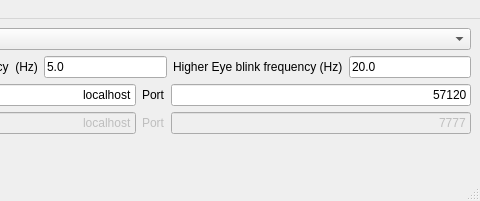
This is mainwindow.ui in lucastelnovo/mindwave-supercollider as Qt 5 draws it before an edit; both pictures show x 379 to 859 and y 0 to 201 of the 859 by 201 pixel window. The edited form follows.
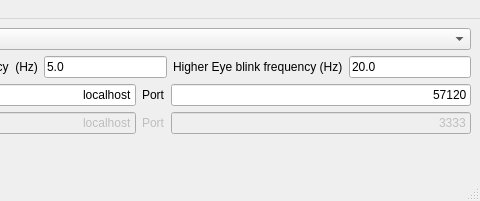
This is the edited form.

Commit message: other default value (set to default for p5js)

Patch:
```diff
--- a/mainwindow.ui
+++ b/mainwindow.ui
@@ -266,7 +266,7 @@
          <bool>false</bool>
         </property>
         <property name="text">
-         <string>7777</string>
+         <string>3333</string>
         </property>
         <property name="alignment">
          <set>Qt::AlignRight|Qt::AlignTrailing|Qt::AlignVCenter</set>
```
The commit also changes 1 other file.
